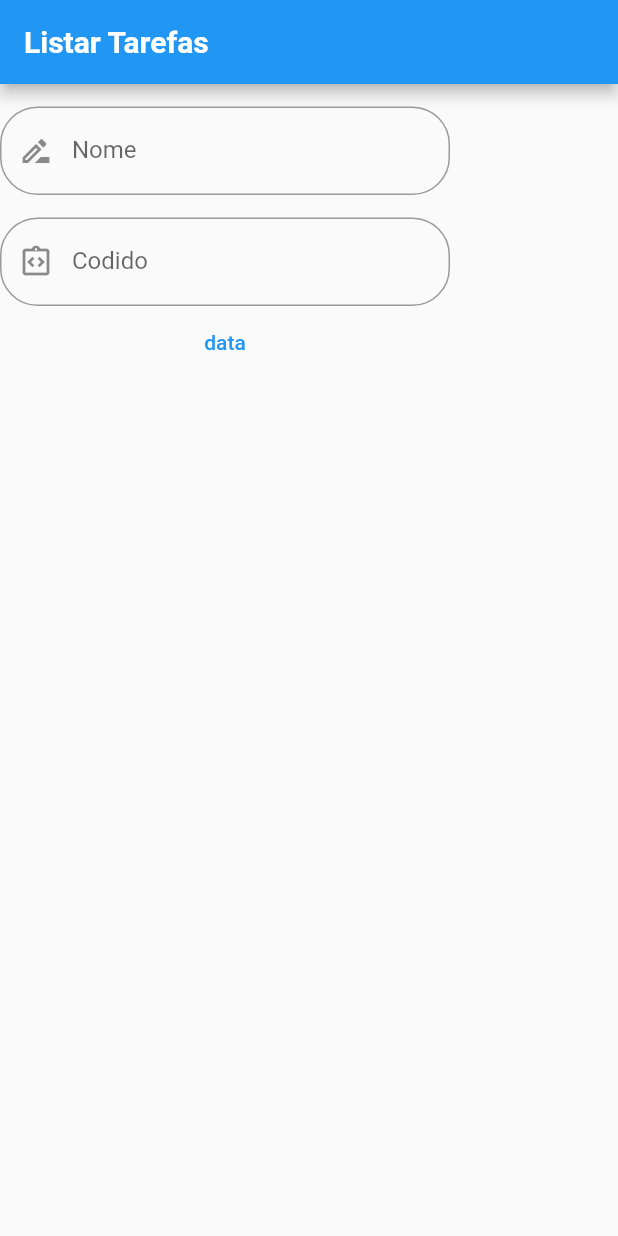
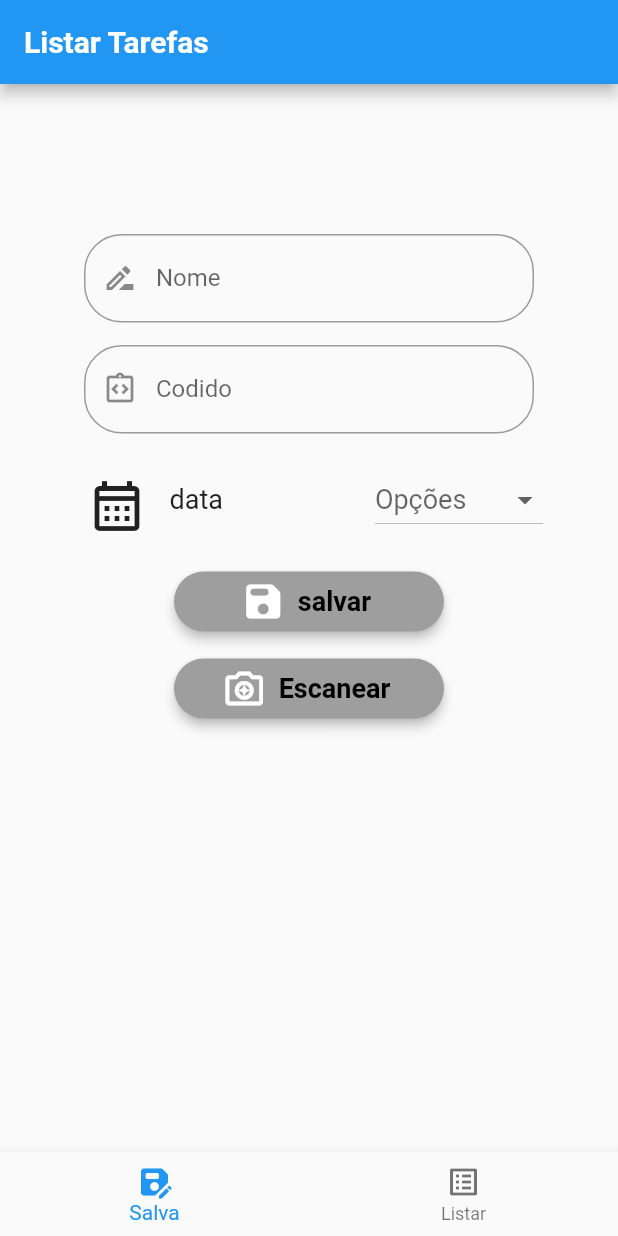
Before and after one commit to nevitonviana/Lista_de_Tarefas, a Flutter app: the screen it shows after launch, on a phone screen of 412 x 824 dp. Run offline on Flutter 3.47's test engine with Material 2 defaults, Android fonts, the phone set to English and light mode, and no system bars; our stand-ins replace flutter_modular.

Commit message:
finalização da tela de salvar dados e a implementação do BottomNavigationBar

```diff
--- a/lib/app/app_module.dart
+++ b/lib/app/app_module.dart
@@ -1,5 +1,6 @@
 import 'package:flutter_modular/flutter_modular.dart';
 
+import 'module/base.dart';
 import 'module/home/home_page.dart';
 
 class AppModule extends Module {
@@ -10,7 +11,11 @@ class AppModule extends Module {
   List<ModularRoute> get routes => [
         ChildRoute(
           '/',
+          child: (context, args) => Base(),
+        ),
+        ChildRoute(
+          '/home',
           child: (context, args) => const HomePage(),
-        )
+        ),
       ];
 }
--- /dev/null
+++ b/lib/app/module/base.dart
@@ -0,0 +1,37 @@
+import 'package:flutter/material.dart';
+
+import 'home/home_page.dart';
+
+class Base extends StatefulWidget {
+  const Base({Key? key}) : super(key: key);
+
+  @override
+  State<Base> createState() => _BaseState();
+}
+
+class _BaseState extends State<Base> {
+  final List<Widget> page = [
+    const HomePage(),
+    Container(),
+  ];
+  int selectPage = 0;
+  @override
+  Widget build(BuildContext context) {
+
+
+    return Scaffold(
+      body: page[selectPage],
+      bottomNavigationBar: BottomNavigationBar(
+          currentIndex: selectPage,
+          onTap: (value) {
+            setState(() {
+              selectPage = value;
+            });
+          },
+          items: const [
+            BottomNavigationBarItem(icon: Icon(Icons.save_as_rounded), label: "Salva"),
+            BottomNavigationBarItem(icon: Icon(Icons.list_alt_outlined), label: "Listar"),
+          ]),
+    );
+  }
+}
--- a/lib/app/module/home/home_page.dart
+++ b/lib/app/module/home/home_page.dart
@@ -1,5 +1,7 @@
 import 'package:flutter/material.dart';
 
+import 'widget/Drop_Button_custom.dart';
+import 'widget/button_custom.dart';
 import 'widget/dialog_custom.dart';
 import 'widget/text_field_custom.dart';
 
@@ -16,23 +18,75 @@ class HomePage extends StatelessWidget {
           style: TextStyle(fontWeight: FontWeight.bold),
         ),
       ),
-      body: Container(
+      body: SingleChildScrollView(
+        child: Container(
+          padding: const EdgeInsets.symmetric(vertical: 100),
+          alignment: Alignment.center,
           child: Column(
+            crossAxisAlignment: CrossAxisAlignment.center,
             children: [
-            TextFieldCustom(
+              const TextFieldCustom(
                 label: "Nome",
-                icon: Icon(Icons.drive_file_rename_outline_outlined)),
-            TextFieldCustom(
+                icon: Icon(Icons.drive_file_rename_outline_outlined),
+              ),
+              const SizedBox(height: 15),
+              const TextFieldCustom(
                 label: "Codido",
                 icon: Icon(Icons.integration_instructions_outlined),
               ),
-            TextButton(
+              Visibility(
+                visible: false,
+                child: Column(
+                  children: const [
+                    SizedBox(height: 15),
+                    TextFieldCustom(
+                      label: "Obiservações",
+                      icon: Icon(
+                        Icons.description_rounded,
+                      ),
+                      textInputType: TextInputType.multiline,
+                    ),
+                  ],
+                ),
+              ),
+              Padding(
+                padding:
+                    const EdgeInsets.symmetric(horizontal: 50, vertical: 20),
+                child: Row(
+                  children: [
+                    IconButton(
                       onPressed: () {
                         DialogCustom().showDate(context: context);
                       },
-              child: Text("data"),
-            )
+                      icon: const Icon(Icons.calendar_month_outlined, size: 40),
+                    ),
+                    const SizedBox(
+                      width: 15,
+                    ),
+                    const Text(
+                      "data",
+                      style: TextStyle(fontSize: 18),
+                    ),
+                    const Spacer(),
+                    DropButtonCustom(
+                      onChanged: (value) {},
+                    ),
                   ],
+                ),
+              ),
+              ButtonCustom(
+                name: "salvar",
+                icon: Icons.save_rounded,
+                onTap: () {},
+              ),
+              const SizedBox(height: 10),
+              ButtonCustom(
+                name: "Escanear",
+                icon: Icons.camera_enhance_outlined,
+                onTap: () {},
+              ),
+            ],
+          ),
         ),
       ),
     );
--- /dev/null
+++ b/lib/app/module/home/widget/Drop_Button_custom.dart
@@ -0,0 +1,36 @@
+import 'package:flutter/material.dart';
+
+class DropButtonCustom extends StatelessWidget {
+  final Function(int? value)? onChanged;
+
+  const DropButtonCustom({Key? key, required this.onChanged}) : super(key: key);
+
+  @override
+  Widget build(BuildContext context) {
+    return DropdownButton(
+      hint: const Text(
+        'Opções',
+        style: TextStyle(fontSize: 18),
+      ),
+      items: const [
+        DropdownMenuItem(
+          value: 1,
+          child: Text("Rebaixa"),
+        ),
+        DropdownMenuItem(
+          value: 2,
+          child: Text("Quebra"),
+        ),
+        DropdownMenuItem(
+          value: 3,
+          child: Text("Transformar"),
+        ),
+        DropdownMenuItem(
+          value: 4,
+          child: Text("Outros"),
+        ),
+      ],
+      onChanged: onChanged,
+    );
+  }
+}
--- /dev/null
+++ b/lib/app/module/home/widget/button_custom.dart
@@ -0,0 +1,28 @@
+import 'package:flutter/material.dart';
+
+class ButtonCustom extends StatelessWidget {
+  final String name;
+  final IconData icon;
+  final VoidCallback onTap;
+  const ButtonCustom({Key? key, required this.name, required this.icon, required this.onTap}) : super(key: key);
+
+  @override
+  Widget build(BuildContext context) {
+    return FilledButton.icon(
+      style: FilledButton.styleFrom(
+          backgroundColor: Colors.grey,
+          elevation: 3,
+          fixedSize: const Size(180, 30)),
+      onPressed:onTap,
+      icon:  Icon(icon , size: 30),
+      label:  Text(
+        name,
+        style: const TextStyle(
+          fontSize: 18,
+          fontWeight: FontWeight.bold,
+          color: Colors.black,
+        ),
+      ),
+    );
+  }
+}
--- a/lib/app/module/home/widget/text_field_custom.dart
+++ b/lib/app/module/home/widget/text_field_custom.dart
@@ -6,25 +6,26 @@ class TextFieldCustom extends StatelessWidget {
   final String? initialValue;
   final String label;
   final  Icon icon;
-
+  final TextInputType textInputType;
   const TextFieldCustom({
     Key? key,
     required this.label,
     required this.icon,
     this.textEditingController,
     this.initialValue,
-    this.validator,
+    this.validator, this.textInputType = TextInputType.text,
   }) : super(key: key);
 
   @override
   Widget build(BuildContext context) {
     return Container(
       width: 300,
-      padding: const EdgeInsets.only(top: 15),
       child: TextFormField(
         validator: validator,
         controller: textEditingController,
         initialValue: initialValue,
+        keyboardType: textInputType,
+        maxLines: null,
         decoration: InputDecoration(
           prefixIcon: icon,
           label: Text(label),
```
Lines whose indentation alone changed are shown as unchanged.
